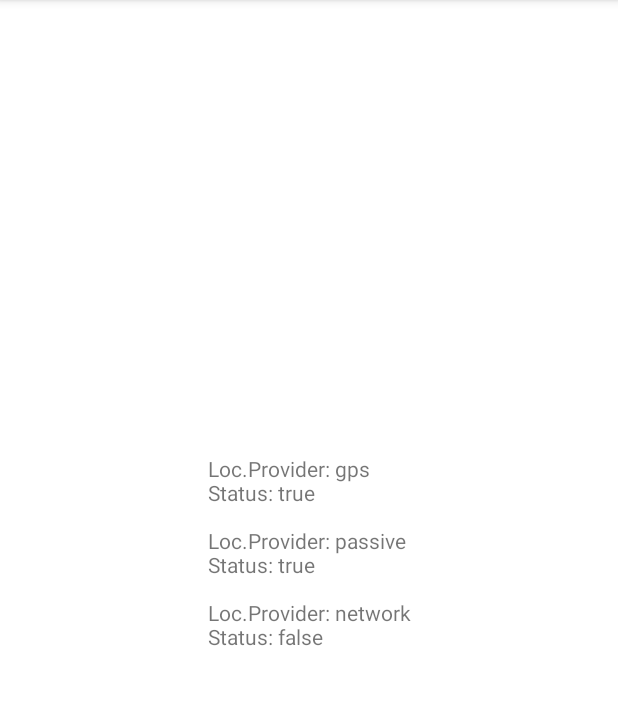
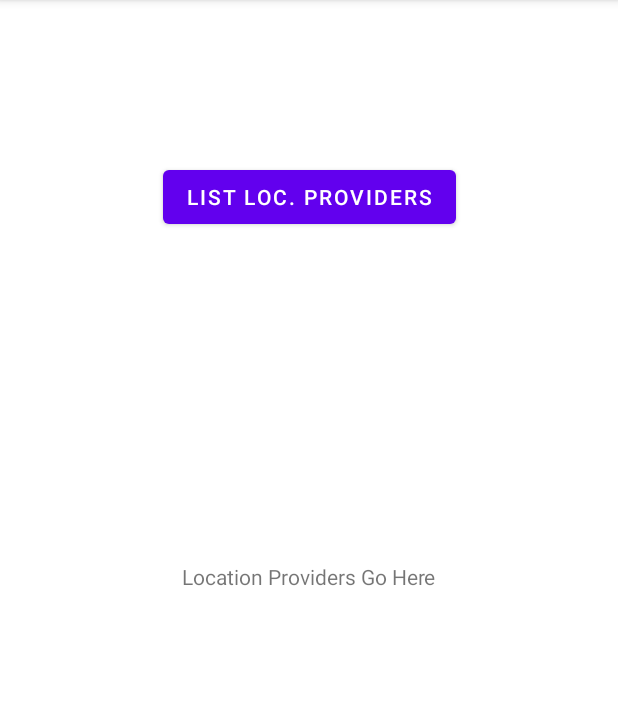
Before and after one commit to YeJinParrk/LocProviderList, an Android app: the screen it shows after launch (LocProviderListActivity), on a phone screen of 412 x 824 dp, the part 84-789 px from its top. Run offline under Robolectric (Android 15) with nearby library versions, the phone set to English and light mode, and no system bars.

Commit message:
added button

```diff
--- a/app/src/main/java/com/example/locproviderlist/LocProviderListActivity.java
+++ b/app/src/main/java/com/example/locproviderlist/LocProviderListActivity.java
@@ -4,6 +4,8 @@ import androidx.appcompat.app.AppCompatActivity;
 
 import android.location.LocationManager;
 import android.os.Bundle;
+import android.view.View;
+import android.widget.Button;
 import android.widget.TextView;
 
 import java.util.List;
@@ -12,6 +14,7 @@ public class LocProviderListActivity extends AppCompatActivity {
     TextView mtextView;
     LocationManager lm; // locationmanager
     List<String> locProvList; // LocationProvider
+    Button mButton;
 
     @Override
     protected void onCreate(Bundle savedInstanceState) {
@@ -19,15 +22,21 @@ public class LocProviderListActivity extends AppCompatActivity {
         setContentView(R.layout.activity_main);
 
         mtextView = findViewById(R.id.txtOuput);
-        lm = (LocationManager) getSystemService(LOCATION_SERVICE);
+        mButton = findViewById(R.id.button);
+        mButton.setOnClickListener(new View.OnClickListener() {
+            @Override
+            public void onClick(View v) {
+                lm = (LocationManager) getSystemService(LOCATION_SERVICE);
 
-        locProvList = lm.getAllProviders();
+                locProvList = lm.getAllProviders();
 
-        String s = "";
-        for(int i = 0; i <locProvList.size(); i++){
-            s += "Loc.Provider: " +locProvList.get(i) + "\n" + "Status: "
-                    +lm.isProviderEnabled(locProvList.get(i)) + "\n\n";
-        }
-        mtextView.setText(s);
+                String s = "";
+                for (int i = 0; i < locProvList.size(); i++) {
+                    s += "Loc.Provider: " + locProvList.get(i) + "\n" + "Status: "
+                            + lm.isProviderEnabled(locProvList.get(i)) + "\n\n";
+                }
+                mtextView.setText(s);
+            }
+        });
     }
 }
--- a/app/src/main/res/layout/activity_main.xml
+++ b/app/src/main/res/layout/activity_main.xml
@@ -16,4 +16,14 @@
         app:layout_constraintRight_toRightOf="parent"
         app:layout_constraintTop_toTopOf="parent" />
 
+    <Button
+        android:id="@+id/button"
+        android:layout_width="wrap_content"
+        android:layout_height="wrap_content"
+        android:layout_marginTop="107dp"
+        android:text="List Loc. providers"
+        app:layout_constraintEnd_toEndOf="parent"
+        app:layout_constraintStart_toStartOf="parent"
+        app:layout_constraintTop_toTopOf="parent" />
+
 </androidx.constraintlayout.widget.ConstraintLayout>
```
